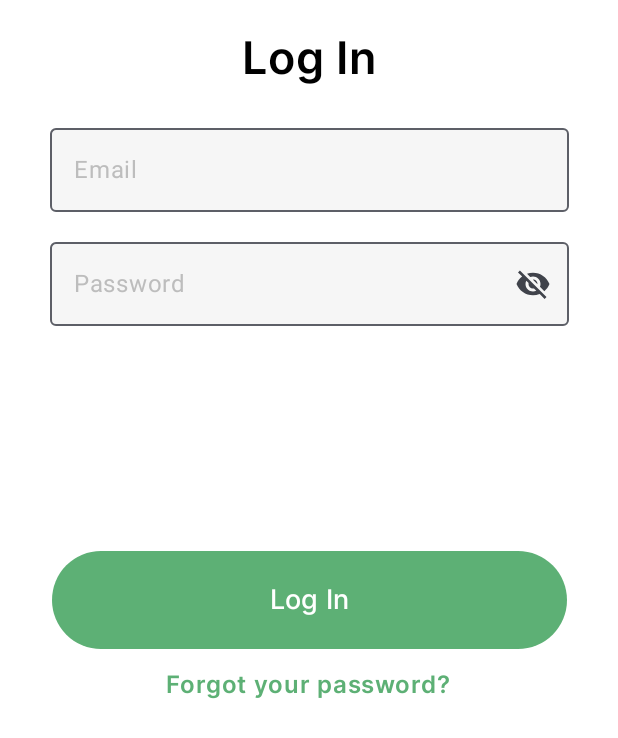
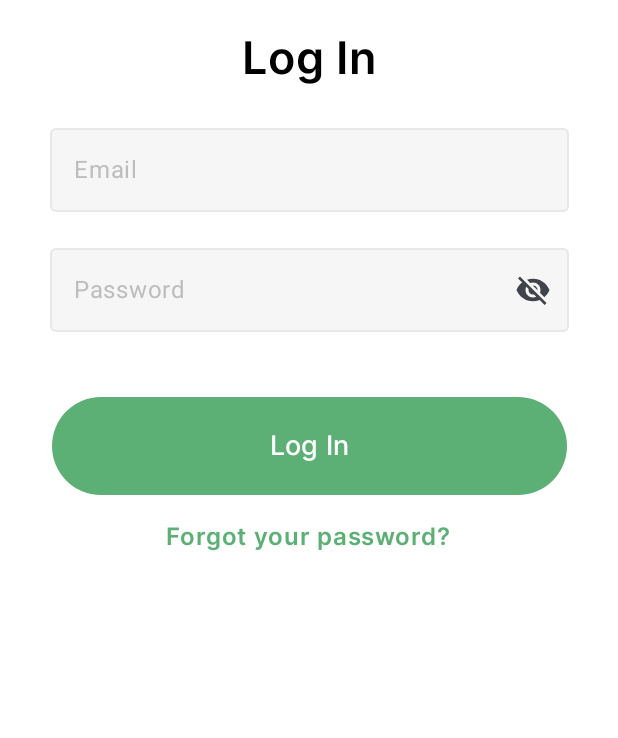
Before and after one commit to gabisponciano/EduApp, an Android app built with Jetpack Compose: the screen it shows after launch (MainActivity), after a tap on "Login", on a phone screen of 412 x 824 dp. Shown: the top 738 px of the screen. Run offline under Robolectric (Android 15) with nearby library versions, the phone set to English and light mode, and no system bars.

Commit message:
some changes

```diff
--- a/app/src/main/java/com/example/educationapp/Classes.kt
+++ b/app/src/main/java/com/example/educationapp/Classes.kt
@@ -42,12 +42,13 @@ fun Classes(navController: NavController){
 
     ){
         HeaderCourse(text = "Aulas", navController, title = "Back")
+
         SearchBarUi(query = query,
             onQueryChange = {query = it}
             )
-        Spacer(modifier = Modifier.height(12.dp))
+        Spacer(modifier = Modifier.height(16.dp))
         ConteudoAula(title = "Python", description = "dcjsiufke cskrbg sbkve rg cbkbrg vsbhrmfg em vjdebmtg  cdbmr " )
-        Spacer(modifier = Modifier.height(12.dp))
+        Spacer(modifier = Modifier.height(16.dp))
         Slider(customBoxes) {
 
         }
--- a/app/src/main/java/com/example/educationapp/Course.kt
+++ b/app/src/main/java/com/example/educationapp/Course.kt
@@ -59,6 +59,8 @@ fun Course(navController: NavController){
 
         Content(title = "Go", description = "Pellentesque eget urna sit amet lacus rutrum placerat ac vel mi.", navController = rememberNavController())
 
+        Spacer(modifier = Modifier.height(16.dp))
+
         Box(modifier = Modifier
             .height(227.98.dp)
             .width(343.dp)
--- a/app/src/main/java/com/example/educationapp/LogIn.kt
+++ b/app/src/main/java/com/example/educationapp/LogIn.kt
@@ -55,7 +55,6 @@ fun LogIn(navController: NavController){
         .background(Color.White),
     ){
 
-
         Column (
             horizontalAlignment = Alignment.CenterHorizontally,
             verticalArrangement = Arrangement.Center
@@ -69,13 +68,16 @@ fun LogIn(navController: NavController){
                 colors = OutlinedTextFieldDefaults.colors(
                     focusedContainerColor = BackField,
                     unfocusedContainerColor = BackField,
+                    focusedBorderColor = TextFieldBackground,
+                    unfocusedBorderColor= TextFieldBackground
                 ),
                 keyboardOptions = KeyboardOptions(keyboardType = KeyboardType.Email),
                 modifier = Modifier.width(346.dp)
 
             )
 
-            Spacer(modifier = Modifier.height(12.dp))
+            Spacer(modifier = Modifier.height(16.dp))
+
             OutlinedTextField(value = password,
                 onValueChange = {password = it},
                 singleLine = true,
@@ -83,6 +85,8 @@ fun LogIn(navController: NavController){
                 colors = OutlinedTextFieldDefaults.colors(
                     focusedContainerColor = BackField,
                     unfocusedContainerColor = BackField,
+                    focusedBorderColor = TextFieldBackground,
+                    unfocusedBorderColor= TextFieldBackground
                 ),
                 visualTransformation =
                     if(showPassword){
@@ -109,7 +113,7 @@ fun LogIn(navController: NavController){
                 },
                 modifier = Modifier.width(346.dp)
                 )
-            Spacer(modifier = Modifier.height(150.dp))
+            Spacer(modifier = Modifier.height(43.dp))
             Button(onClick = {
                              if(email.isEmpty() || password.isEmpty() ){
                                  Toast.makeText(context, "It Has Empty Fields",Toast.LENGTH_LONG).show()
@@ -131,7 +135,8 @@ fun LogIn(navController: NavController){
 
 
             }
-            Spacer(modifier = Modifier.height(12.dp))
+            Spacer(modifier = Modifier.height(16.dp))
+
             Text(text = "Forgot your password?",
                 fontSize = 16.sp,
                 fontFamily = Inter,
--- a/app/src/main/java/com/example/educationapp/SignUp.kt
+++ b/app/src/main/java/com/example/educationapp/SignUp.kt
@@ -6,6 +6,7 @@ import androidx.compose.foundation.clickable
 import androidx.compose.foundation.layout.Arrangement
 import androidx.compose.foundation.layout.Box
 import androidx.compose.foundation.layout.Column
+import androidx.compose.foundation.layout.Row
 import androidx.compose.foundation.layout.Spacer
 import androidx.compose.foundation.layout.fillMaxSize
 import androidx.compose.foundation.layout.height
@@ -14,6 +15,8 @@ import androidx.compose.foundation.shape.RoundedCornerShape
 import androidx.compose.foundation.text.KeyboardOptions
 import androidx.compose.material3.Button
 import androidx.compose.material3.ButtonDefaults
+import androidx.compose.material3.Checkbox
+import androidx.compose.material3.CheckboxDefaults
 import androidx.compose.material3.Icon
 import androidx.compose.material3.OutlinedTextField
 import androidx.compose.material3.OutlinedTextFieldDefaults
@@ -53,6 +56,7 @@ fun SignUp(navController: NavController){
     var password by remember { mutableStateOf("") }
     var showPassword by remember { mutableStateOf(false) }
     val context = LocalContext.current
+    var check by remember { mutableStateOf(false) }
 
     Box(modifier = Modifier
         .fillMaxSize()
@@ -72,15 +76,17 @@ fun SignUp(navController: NavController){
                 onValueChange = {name = it},
                 label = { Text(text = ("Name"), color = TextFieldText) },
                 singleLine = true,
+
                 colors = OutlinedTextFieldDefaults.colors(
                     focusedContainerColor = BackField,
                     unfocusedContainerColor = BackField,
+                    focusedBorderColor = TextFieldBackground,
+                    unfocusedBorderColor= TextFieldBackground
                 ),
                 keyboardOptions = KeyboardOptions(keyboardType = KeyboardType.Text),
                 modifier = Modifier.width(346.dp)
-
             )
-            Spacer(modifier = Modifier.height(12.dp))
+            Spacer(modifier = Modifier.height(16.dp))
 
             OutlinedTextField(value = email,
                 onValueChange = {email = it},
@@ -89,13 +95,16 @@ fun SignUp(navController: NavController){
                 colors = OutlinedTextFieldDefaults.colors(
                     focusedContainerColor = BackField,
                     unfocusedContainerColor = BackField,
+                    focusedBorderColor = TextFieldBackground,
+                    unfocusedBorderColor= TextFieldBackground
                 ),
                 keyboardOptions = KeyboardOptions(keyboardType = KeyboardType.Email),
                 modifier = Modifier.width(346.dp)
 
             )
 
-            Spacer(modifier = Modifier.height(12.dp))
+            Spacer(modifier = Modifier.height(16.dp))
+
             OutlinedTextField(value = password,
                 onValueChange = {password = it},
                 singleLine = true,
@@ -103,6 +112,8 @@ fun SignUp(navController: NavController){
                 colors = OutlinedTextFieldDefaults.colors(
                     focusedContainerColor = BackField,
                     unfocusedContainerColor = BackField,
+                    focusedBorderColor = TextFieldBackground,
+                    unfocusedBorderColor= TextFieldBackground
                 ),
                 visualTransformation =
                 if(showPassword){
@@ -131,7 +142,24 @@ fun SignUp(navController: NavController){
                 modifier = Modifier.width(346.dp)
 
             )
-            Spacer(modifier = Modifier.height(150.dp))
+            Spacer(modifier = Modifier.height(32.dp))
+
+            Row (verticalAlignment = Alignment.CenterVertically){
+                Checkbox(checked = check,
+                    onCheckedChange = {check = it},
+                    colors = CheckboxDefaults.colors(checkmarkColor = Primary_Green)
+                )
+                Text(
+                    text = "I would like to receive your newsletter and other promotional information",
+                    fontSize = 14.sp,
+                    color = Color.LightGray,
+                    fontFamily = Inter,
+
+                )
+
+            }
+            Spacer(modifier = Modifier.height(43.dp))
+
             Button(onClick = {
                 if(email.isEmpty() || password.isEmpty() || name.isEmpty() ){
                     Toast.makeText(context, "It Has Empty Fields", Toast.LENGTH_LONG).show()
@@ -153,7 +181,7 @@ fun SignUp(navController: NavController){
 
 
             }
-            Spacer(modifier = Modifier.height(12.dp))
+            Spacer(modifier = Modifier.height(16.dp))
             Text(text = "Forgot your password?",
                 fontSize = 16.sp,
                 fontFamily = Inter,
--- a/app/src/main/java/com/example/educationapp/components/ClassBox.kt
+++ b/app/src/main/java/com/example/educationapp/components/ClassBox.kt
@@ -70,6 +70,7 @@ fun Slider(customBoxes: List<CustomBox>,onAllChecked:() -> Unit){
              modifier = Modifier
                  .height(65.dp)
                  .width(343.dp)
+                 .padding(10.dp)
              ){
              Text(
                  text = "Get Your Certificate",
@@ -105,7 +106,7 @@ fun BoxCheck(box: CustomBox, onCheckedChange:() -> Unit){
                     )
                 }
             }
-
+            Spacer(modifier = Modifier.height(16.dp))
             Box(modifier = Modifier
                 .clip(RoundedCornerShape(10.dp))
                 .fillMaxWidth()
@@ -123,7 +124,7 @@ fun BoxCheck(box: CustomBox, onCheckedChange:() -> Unit){
                     Text(text = box.description,
                         fontFamily = Inter,
                         fontWeight = FontWeight.Normal,
-                        fontSize = 16.sp,
+                        fontSize = 14.sp,
                         color = Color.Black
                     )
                 }
--- a/app/src/main/java/com/example/educationapp/components/Header.kt
+++ b/app/src/main/java/com/example/educationapp/components/Header.kt
@@ -9,12 +9,18 @@ import androidx.compose.foundation.layout.Row
 import androidx.compose.foundation.layout.Spacer
 import androidx.compose.foundation.layout.fillMaxSize
 import androidx.compose.foundation.layout.fillMaxWidth
+import androidx.compose.foundation.layout.height
 import androidx.compose.foundation.layout.padding
 import androidx.compose.foundation.layout.width
+import androidx.compose.material.icons.Icons
+import androidx.compose.material.icons.filled.Close
+import androidx.compose.material.icons.filled.Search
+import androidx.compose.material3.Icon
 import androidx.compose.material3.Text
 import androidx.compose.runtime.Composable
 import androidx.compose.ui.Alignment
 import androidx.compose.ui.Modifier
+import androidx.compose.ui.graphics.Color
 import androidx.compose.ui.text.font.Font
 import androidx.compose.ui.text.font.FontWeight
 import androidx.compose.ui.tooling.preview.Preview
@@ -24,6 +30,7 @@ import androidx.navigation.NavController
 import com.example.educationapp.R
 import com.example.educationapp.ui.theme.Inter
 import com.example.educationapp.ui.theme.Primary_Green
+import com.example.educationapp.ui.theme.TextFieldText
 
 @Composable
 fun HeaderLog(text:String ){
@@ -48,16 +55,21 @@ fun HeaderLog(text:String ){
 fun HeaderSign(text: String, navController: NavController){
     Box(modifier = Modifier
         .fillMaxWidth()
-        .padding(20.dp),
+        .padding(26.dp),
         contentAlignment = Alignment.Center
-
 
     )
     {
         Column (horizontalAlignment = Alignment.CenterHorizontally){
             Row(verticalAlignment = Alignment.CenterVertically){
+
+                Icon(imageVector = Icons.Default.Close,
+                    contentDescription = "",
+                    tint = TextFieldText
+                )
+                Spacer(modifier = Modifier.width(94.69.dp))
                 Text(text, fontSize =30.sp, fontFamily = Inter, fontWeight = FontWeight.SemiBold)
-                Spacer(modifier = Modifier.width(56.dp))
+                Spacer(modifier = Modifier.width(67.dp))
                 Text(text = "Login",
                     fontSize = 16.sp,
                     fontFamily = Inter,
@@ -77,12 +89,13 @@ fun HeaderSign(text: String, navController: NavController){
 fun HeaderCourse(text: String, navController: NavController, title: String){
     Box(modifier = Modifier
         .fillMaxWidth()
-        .padding(20.dp),
+        .padding(16.dp),
         contentAlignment = Alignment.Center
 
+    )
 
-    )
     {
+
         Column (horizontalAlignment = Alignment.CenterHorizontally){
             Row(verticalAlignment = Alignment.CenterVertically){
                 Text(text = title,
@@ -93,9 +106,9 @@ fun HeaderCourse(text: String, navController: NavController, title: String){
                     modifier = Modifier.clickable {
                         navController.popBackStack()
                     })
-                Spacer(modifier = Modifier.width(72.dp))
+                Spacer(modifier = Modifier.width(83.dp))
                 Text(text, fontSize =30.sp, fontFamily = Inter, fontWeight = FontWeight.SemiBold)
-                Spacer(modifier = Modifier.width(72.dp))
+                Spacer(modifier = Modifier.width(79.dp))
                 Text(text = "Filter",
                     fontSize = 16.sp,
                     fontFamily = Inter,
--- a/app/src/main/java/com/example/educationapp/components/SliderList.kt
+++ /dev/null
@@ -1 +0,0 @@
-package com.example.educationapp.components
--- a/app/src/main/java/com/example/educationapp/content.kt
+++ b/app/src/main/java/com/example/educationapp/content.kt
@@ -82,7 +82,7 @@ fun ConteudoAula(title: String, description: String){
             .clip(RoundedCornerShape(8.dp))
             .background(BackField)
         )
-        Spacer(modifier = Modifier.height(12.dp))
+        Spacer(modifier = Modifier.height(8.dp))
         Box(
             modifier = Modifier
                 .height(70.dp)
@@ -91,7 +91,7 @@ fun ConteudoAula(title: String, description: String){
         ) {
             Column {
                 Text(title, fontSize = 16.sp, fontWeight = FontWeight.SemiBold, fontFamily = Inter)
-                Spacer(modifier = Modifier.height(6.dp))
+                Spacer(modifier = Modifier.height(8.dp))
                 Text(
                     description,
                     fontSize = 14.sp,
```
